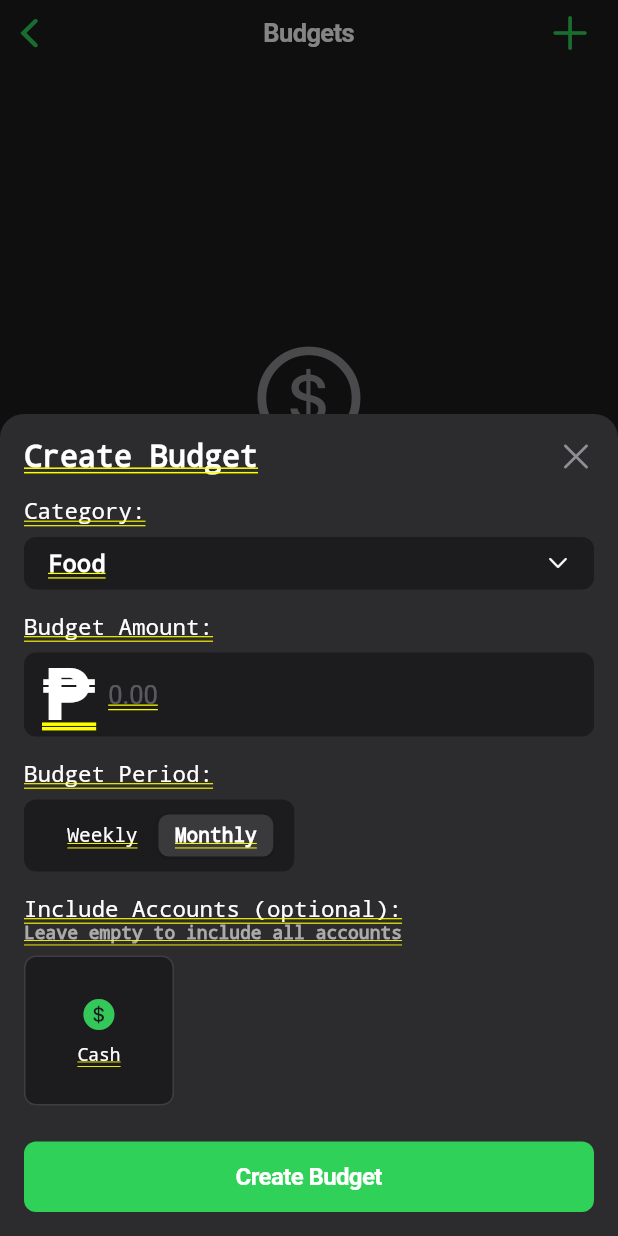
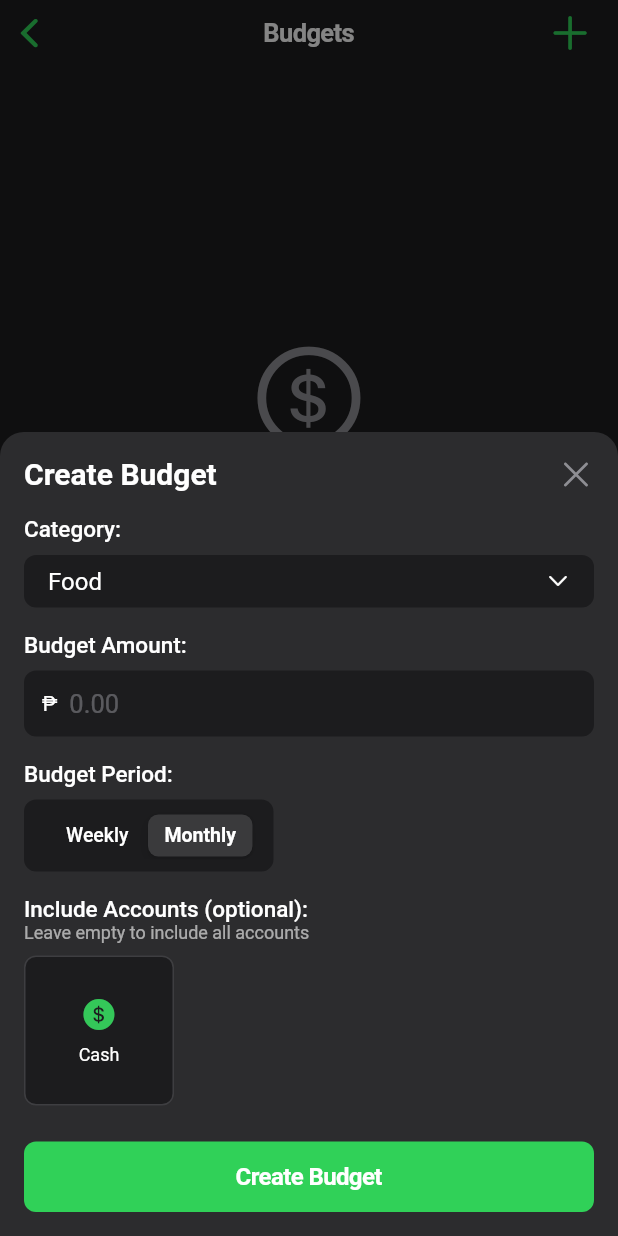
Before and after one commit to robthomas1120/budget_buddy, a Flutter app: the BudgetPage screen opened directly, after a tap on an icon or button, on a phone screen of 412 x 824 dp. Run offline on Flutter 3.47's test engine with Material 3 defaults, Android fonts, the phone set to English and light mode, and no system bars; our stand-ins replace csv, file_picker, permission_handler, share_plus, shared_preferences, sqflite; accounts and stored records are empty.

Commit message:
visual bug fixes

```diff
--- a/lib/widgets/add_budget_sheet.dart
+++ b/lib/widgets/add_budget_sheet.dart
@@ -205,7 +205,12 @@ class _AddBudgetSheetState extends State<AddBudgetSheet> {
     final themeProvider = Provider.of<ThemeProvider>(context);
     final themeData = themeProvider.currentThemeData;
 
-    return Container(
+    return DefaultTextStyle(
+      style: TextStyle(
+        color: themeData.textColor,
+        fontSize: 14.0,
+      ),
+      child: Container(
         padding: EdgeInsets.only(
           bottom: MediaQuery.of(context).viewInsets.bottom + 16,
           top: 16,
@@ -237,6 +242,7 @@ class _AddBudgetSheetState extends State<AddBudgetSheet> {
                       SizedBox(height: 24),
                       _buildSubmitButton(themeData),
                     ],
+                  ),
                 ),
         ),
       ),
```
Lines whose indentation alone changed are shown as unchanged.
